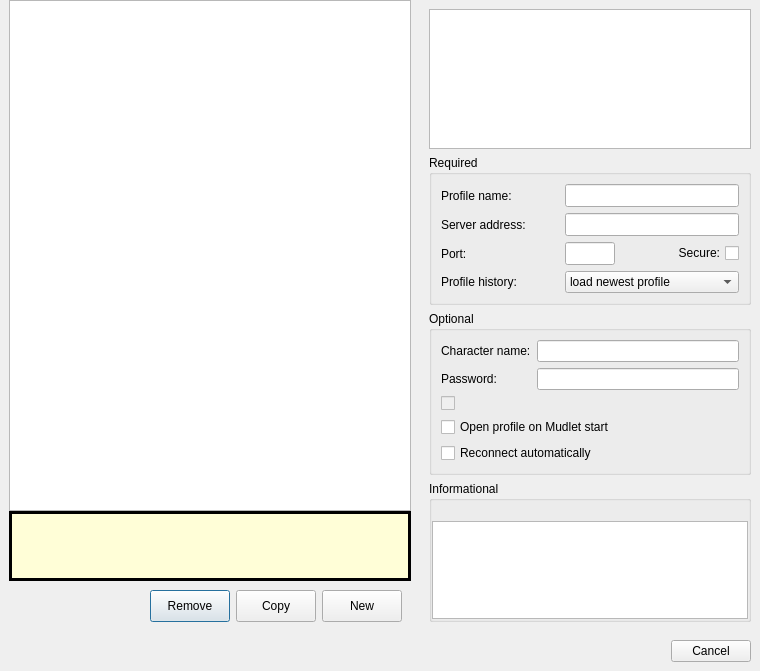
Before: the Qt Designer form src/ui/connection_profiles.ui in Mudlet/Mudlet, drawn with Qt 5.
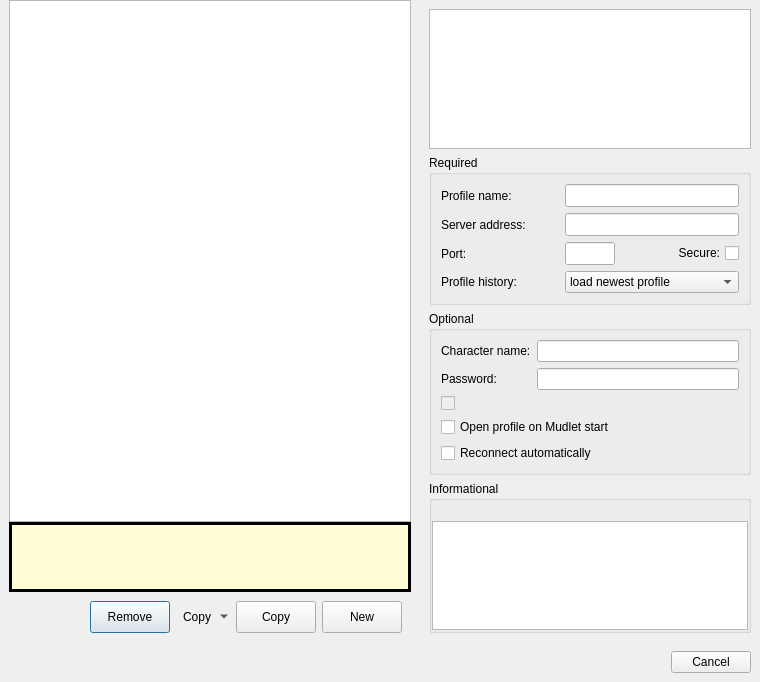
After: the same form once the commit is applied. Icons and pictures are not drawn.

Commit message: Added button and got connection info copied

```diff
--- a/src/ui/connection_profiles.ui
+++ b/src/ui/connection_profiles.ui
@@ -7,7 +7,7 @@
     <x>0</x>
     <y>0</y>
     <width>760</width>
-    <height>671</height>
+    <height>682</height>
    </rect>
   </property>
   <property name="minimumSize">
@@ -373,6 +373,15 @@
                    </color>
                   </brush>
                  </colorrole>
+                 <colorrole role="PlaceholderText">
+                  <brush brushstyle="NoBrush">
+                   <color alpha="128">
+                    <red>0</red>
+                    <green>0</green>
+                    <blue>0</blue>
+                   </color>
+                  </brush>
+                 </colorrole>
                 </active>
                 <inactive>
                  <colorrole role="WindowText">
@@ -510,6 +519,15 @@
                    </color>
                   </brush>
                  </colorrole>
+                 <colorrole role="PlaceholderText">
+                  <brush brushstyle="NoBrush">
+                   <color alpha="128">
+                    <red>0</red>
+                    <green>0</green>
+                    <blue>0</blue>
+                   </color>
+                  </brush>
+                 </colorrole>
                 </inactive>
                 <disabled>
                  <colorrole role="WindowText">
@@ -647,6 +665,15 @@
                    </color>
                   </brush>
                  </colorrole>
+                 <colorrole role="PlaceholderText">
+                  <brush brushstyle="NoBrush">
+                   <color alpha="128">
+                    <red>0</red>
+                    <green>0</green>
+                    <blue>0</blue>
+                   </color>
+                  </brush>
+                 </colorrole>
                 </disabled>
                </palette>
               </property>
@@ -822,6 +849,15 @@
                    </color>
                   </brush>
                  </colorrole>
+                 <colorrole role="PlaceholderText">
+                  <brush brushstyle="NoBrush">
+                   <color alpha="128">
+                    <red>0</red>
+                    <green>0</green>
+                    <blue>0</blue>
+                   </color>
+                  </brush>
+                 </colorrole>
                 </active>
                 <inactive>
                  <colorrole role="WindowText">
@@ -959,6 +995,15 @@
                    </color>
                   </brush>
                  </colorrole>
+                 <colorrole role="PlaceholderText">
+                  <brush brushstyle="NoBrush">
+                   <color alpha="128">
+                    <red>0</red>
+                    <green>0</green>
+                    <blue>0</blue>
+                   </color>
+                  </brush>
+                 </colorrole>
                 </inactive>
                 <disabled>
                  <colorrole role="WindowText">
@@ -1096,6 +1141,15 @@
                    </color>
                   </brush>
                  </colorrole>
+                 <colorrole role="PlaceholderText">
+                  <brush brushstyle="NoBrush">
+                   <color alpha="128">
+                    <red>0</red>
+                    <green>0</green>
+                    <blue>0</blue>
+                   </color>
+                  </brush>
+                 </colorrole>
                 </disabled>
                </palette>
               </property>
@@ -1271,6 +1325,15 @@
                    </color>
                   </brush>
                  </colorrole>
+                 <colorrole role="PlaceholderText">
+                  <brush brushstyle="NoBrush">
+                   <color alpha="128">
+                    <red>0</red>
+                    <green>0</green>
+                    <blue>0</blue>
+                   </color>
+                  </brush>
+                 </colorrole>
                 </active>
                 <inactive>
                  <colorrole role="WindowText">
@@ -1408,6 +1471,15 @@
                    </color>
                   </brush>
                  </colorrole>
+                 <colorrole role="PlaceholderText">
+                  <brush brushstyle="NoBrush">
+                   <color alpha="128">
+                    <red>0</red>
+                    <green>0</green>
+                    <blue>0</blue>
+                   </color>
+                  </brush>
+                 </colorrole>
                 </inactive>
                 <disabled>
                  <colorrole role="WindowText">
@@ -1545,6 +1617,15 @@
                    </color>
                   </brush>
                  </colorrole>
+                 <colorrole role="PlaceholderText">
+                  <brush brushstyle="NoBrush">
+                   <color alpha="128">
+                    <red>0</red>
+                    <green>0</green>
+                    <blue>0</blue>
+                   </color>
+                  </brush>
+                 </colorrole>
                 </disabled>
                </palette>
               </property>
@@ -1720,6 +1801,15 @@
                    </color>
                   </brush>
                  </colorrole>
+                 <colorrole role="PlaceholderText">
+                  <brush brushstyle="NoBrush">
+                   <color alpha="128">
+                    <red>0</red>
+                    <green>0</green>
+                    <blue>0</blue>
+                   </color>
+                  </brush>
+                 </colorrole>
                 </active>
                 <inactive>
                  <colorrole role="WindowText">
@@ -1857,6 +1947,15 @@
                    </color>
                   </brush>
                  </colorrole>
+                 <colorrole role="PlaceholderText">
+                  <brush brushstyle="NoBrush">
+                   <color alpha="128">
+                    <red>0</red>
+                    <green>0</green>
+                    <blue>0</blue>
+                   </color>
+                  </brush>
+                 </colorrole>
                 </inactive>
                 <disabled>
                  <colorrole role="WindowText">
@@ -1994,6 +2093,15 @@
                    </color>
                   </brush>
                  </colorrole>
+                 <colorrole role="PlaceholderText">
+                  <brush brushstyle="NoBrush">
+                   <color alpha="128">
+                    <red>0</red>
+                    <green>0</green>
+                    <blue>0</blue>
+                   </color>
+                  </brush>
+                 </colorrole>
                 </disabled>
                </palette>
               </property>
@@ -2080,17 +2188,33 @@
                 <height>25</height>
                </size>
               </property>
-              <property name="maximumSize">
-               <size>
-                <width>16777215</width>
-                <height>16777215</height>
-               </size>
-              </property>
               <property name="text">
                <string>Remove</string>
               </property>
              </widget>
             </item>
+            <item>
+             <widget class="QToolButton" name="copy_profile_toolbutton">
+              <property name="minimumSize">
+               <size>
+                <width>0</width>
+                <height>25</height>
+               </size>
+              </property>
+              <property name="text">
+               <string>Copy</string>
+              </property>
+              <property name="popupMode">
+               <enum>QToolButton::MenuButtonPopup</enum>
+              </property>
+              <property name="toolButtonStyle">
+               <enum>Qt::ToolButtonFollowStyle</enum>
+              </property>
+              <property name="autoRaise">
+               <bool>true</bool>
+              </property>
+             </widget>
+            </item>
             <item>
              <widget class="QPushButton" name="copy_profile_button">
               <property name="sizePolicy">
@@ -2105,12 +2229,6 @@
                 <height>25</height>
                </size>
               </property>
-              <property name="maximumSize">
-               <size>
-                <width>16777215</width>
-                <height>16777215</height>
-               </size>
-              </property>
               <property name="text">
                <string>Copy</string>
               </property>
@@ -2130,12 +2248,6 @@
                 <height>25</height>
                </size>
               </property>
-              <property name="maximumSize">
-               <size>
-                <width>16777215</width>
-                <height>16777215</height>
-               </size>
-              </property>
               <property name="text">
                <string>New</string>
               </property>
```
Left out of the diff: 6 changed lines with no effect on the pictures. The commit also changes 2 other files.
